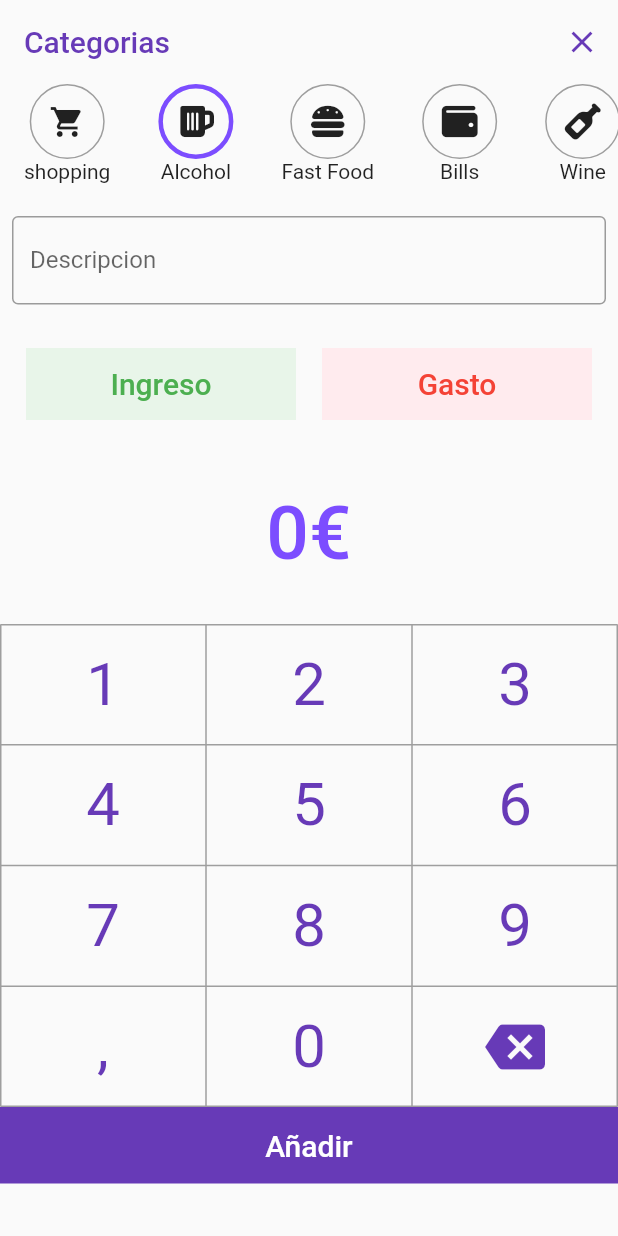
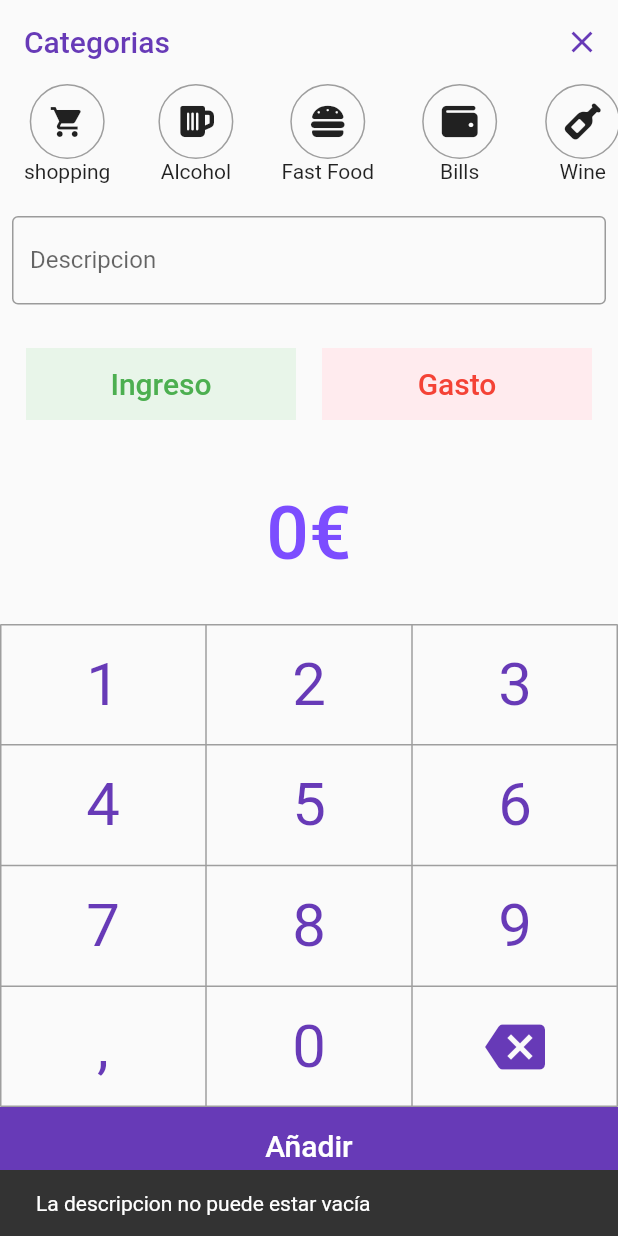
Before and after one commit to JoseAntonioGalan/gestion_app, a Flutter app: the AddPage screen opened by its route, after a tap on "Añadir", on a phone screen of 412 x 824 dp. Run offline on Flutter 3.47's test engine with Material 2 defaults, Android fonts, the phone set to English and light mode, and no system bars; our stand-ins replace charts_flutter, cloud_firestore, firebase_auth, firebase_core, font_awesome_flutter, google_sign_in; accounts and stored records are empty.

Commit message:
Ingreso correcto en base de datos

```diff
--- a/lib/screens/add_page.dart
+++ b/lib/screens/add_page.dart
@@ -3,6 +3,7 @@
 import 'package:flutter/material.dart';
 import 'package:font_awesome_flutter/font_awesome_flutter.dart';
 import 'package:gestion_app/screens/category_selection_widget.dart';
+import 'package:cloud_firestore/cloud_firestore.dart';
 
 class AddPage extends StatefulWidget {
   AddPage({Key? key}) : super(key: key);
@@ -73,7 +74,7 @@ class _AddPageState extends State<AddPage> {
           "Movile": FontAwesomeIcons.mobile,
           "Pedro": FontAwesomeIcons.user
         },
-        onValueChanged: (newCategory) => category = newCategory,
+        onValueChanged: (newCategory) { category = newCategory;},
       ),
     );
   }
@@ -93,6 +94,7 @@ class _AddPageState extends State<AddPage> {
                   border: OutlineInputBorder(),
                   hintText: "Introduce descripcion",
                   label: Text("Descripcion")),
+
             ),
           ),
         ),
@@ -255,8 +257,25 @@ class _AddPageState extends State<AddPage> {
             onPressed: () {
               String resultado = value.replaceAll(",", ".") ;
               double valorFinal = double.parse(resultado);
-             if(valorFinal > 0){
-               print(valorFinal);
+             if(valorFinal > 0 && category.isNotEmpty && _descripcionController.text.isNotEmpty){
+               // ignore: avoid_single_cascade_in_expression_statements
+               FirebaseFirestore.instance..collection('gastos')
+                .doc()
+                .set(
+                  {
+                    "anyo": DateTime.now().year,
+                    "dia": DateTime.now().day,
+                    "mes": DateTime.now().month,
+                    "nombre": _descripcionController.text,
+                    "valor": valorFinal,
+                    "categoria": category});
+              Navigator.of(context).pop();
+             }else if (_descripcionController.text.isEmpty){
+               ScaffoldMessenger.of(context).showSnackBar(const SnackBar(content: Text('La descripcion no puede estar vacía')),);
+             }else if( valorFinal == 0){
+               ScaffoldMessenger.of(context).showSnackBar(const SnackBar(content: Text('La ingreso/gasto no puede ser 0')),);
+             }else if(category.isEmpty){
+               ScaffoldMessenger.of(context).showSnackBar(const SnackBar(content: Text('Debe seleccionar una categoria')),);
              }
             },
           ));
--- a/lib/screens/category_selection_widget.dart
+++ b/lib/screens/category_selection_widget.dart
@@ -15,7 +15,7 @@ class CategorySelectionWidget extends StatefulWidget {
 }
 
 class _CategorySelectionWidgetState extends State<CategorySelectionWidget> {
-  String currentItem = "Alcohol";
+  String currentItem = "";
 
   @override
   Widget build(BuildContext context) {
--- a/lib/screens/home_page.dart
+++ b/lib/screens/home_page.dart
@@ -15,7 +15,7 @@ class MyHomePage extends StatefulWidget {
 
 class _MyHomePageState extends State<MyHomePage> {
   late PageController _controller;
-  int currentPage = 9;
+  int currentPage = DateTime.now().month-1;
   late Stream<QuerySnapshot> _query;
 
   late List<QueryDocumentSnapshot<Object?>> datos;
```
